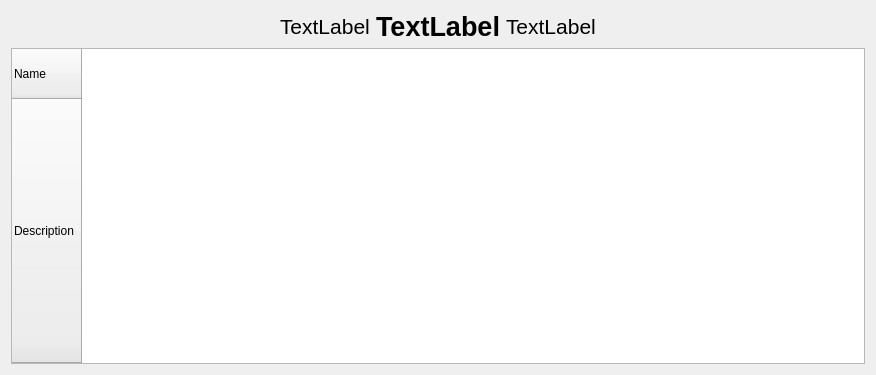
The window that packetwindow.ui (nekolyshe/rstp_parser) describes before a commit, drawn with Qt 5.
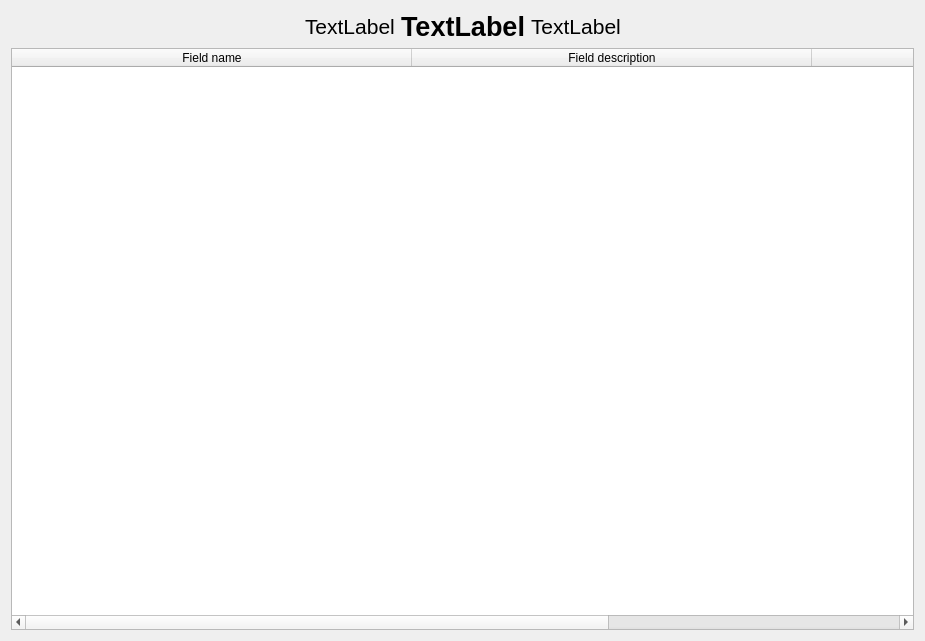
The same window after the commit.

```diff
--- a/packetwindow.ui
+++ b/packetwindow.ui
@@ -6,8 +6,8 @@
    <rect>
     <x>0</x>
     <y>0</y>
-    <width>876</width>
-    <height>375</height>
+    <width>925</width>
+    <height>641</height>
    </rect>
   </property>
   <property name="windowTitle">
@@ -46,7 +46,6 @@
        <property name="font">
         <font>
          <pointsize>20</pointsize>
-         <weight>75</weight>
          <bold>true</bold>
         </font>
        </property>
@@ -121,39 +120,40 @@
       <bool>true</bool>
      </property>
      <property name="rowCount">
-      <number>2</number>
-     </property>
-     <property name="columnCount">
       <number>0</number>
      </property>
+     <property name="columnCount">
+      <number>3</number>
+     </property>
      <attribute name="horizontalHeaderMinimumSectionSize">
       <number>40</number>
      </attribute>
      <attribute name="horizontalHeaderDefaultSectionSize">
-      <number>200</number>
+      <number>400</number>
      </attribute>
      <attribute name="horizontalHeaderStretchLastSection">
-      <bool>false</bool>
+      <bool>true</bool>
      </attribute>
      <attribute name="verticalHeaderCascadingSectionResizes">
       <bool>false</bool>
      </attribute>
      <attribute name="verticalHeaderDefaultSectionSize">
-      <number>50</number>
+      <number>80</number>
      </attribute>
      <attribute name="verticalHeaderStretchLastSection">
-      <bool>true</bool>
+      <bool>false</bool>
      </attribute>
-     <row>
+     <column>
       <property name="text">
-       <string>Name</string>
+       <string>Field name</string>
       </property>
-     </row>
-     <row>
+     </column>
+     <column>
       <property name="text">
-       <string>Description</string>
+       <string>Field description</string>
       </property>
-     </row>
+     </column>
+     <column/>
     </widget>
    </item>
   </layout>
```
Left out of the diff: 2 changed lines with no effect on the pictures.
